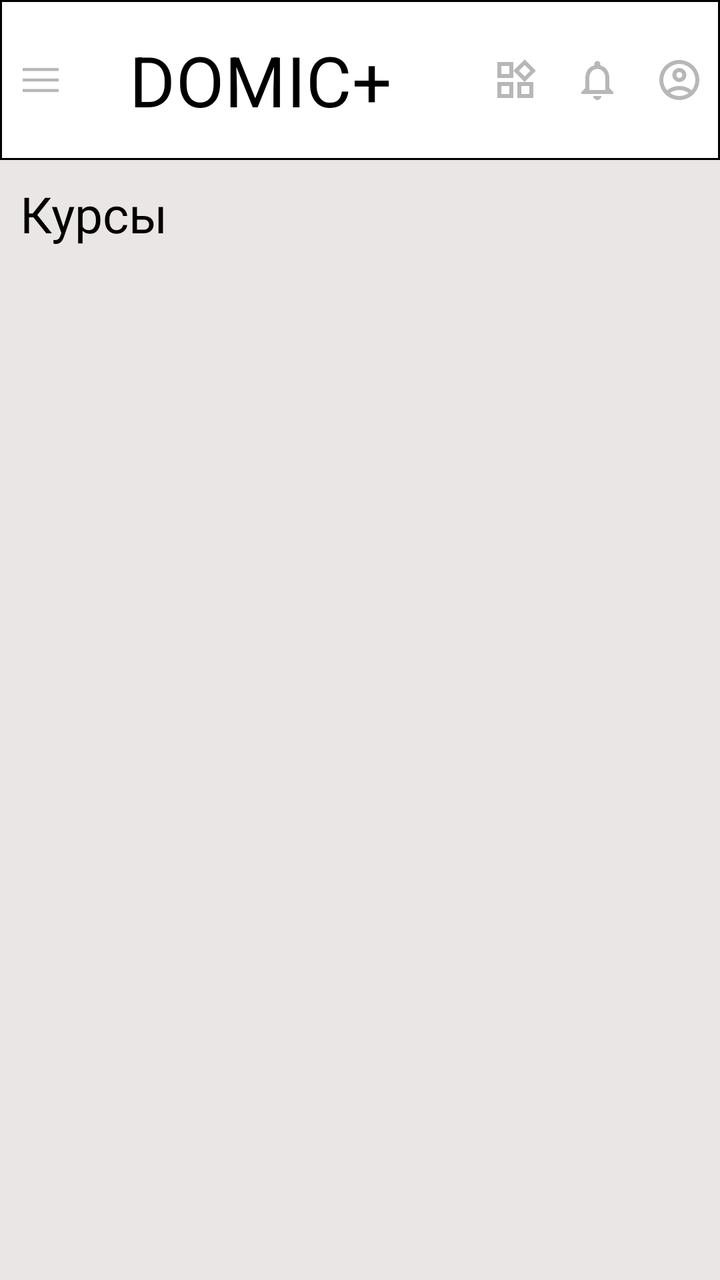
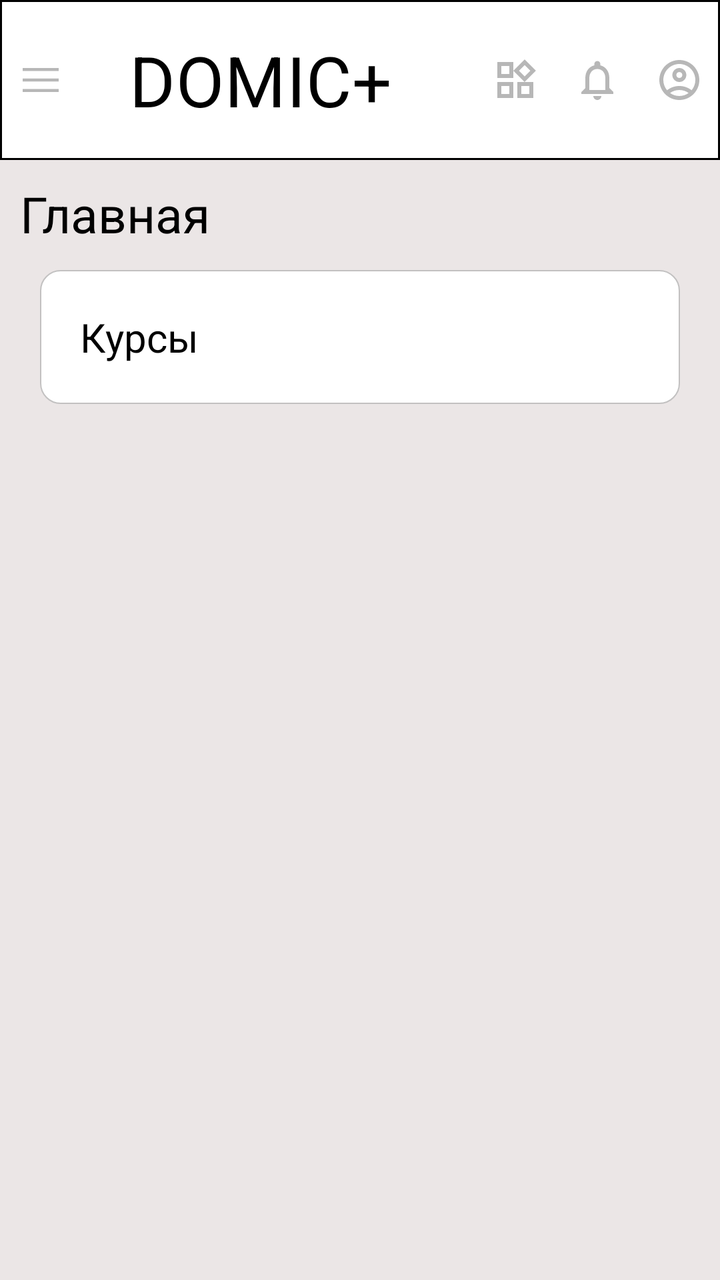

The first picture is an Android layout as it rendered before a commit; the second is the same layout after the commit. The layout source and the unified diff follow.
<!-- AndroidManifest.xml: application theme Theme.DomicMobile -->
<!-- res/layout/activity_main_page.xml -->
<?xml version="1.0" encoding="utf-8"?>
<androidx.drawerlayout.widget.DrawerLayout
    xmlns:android="http://schemas.android.com/apk/res/android"
    xmlns:app="http://schemas.android.com/apk/res-auto"
    xmlns:tools="http://schemas.android.com/tools"
    android:id="@+id/drawer_layout"
    android:layout_width="match_parent"
    android:layout_height="match_parent"
    tools:context=".MainPageActivity">

    
    <androidx.constraintlayout.widget.ConstraintLayout
        android:id="@+id/main"
        android:background="@drawable/shape_main"
        android:layout_width="match_parent"
        android:layout_height="match_parent">

        <LinearLayout
            android:id="@+id/linearLayout"
            android:layout_width="match_parent"
            android:layout_height="80dp"
            android:background="@drawable/shape_nav_bar"
            android:orientation="horizontal"
            tools:ignore="MissingConstraints"
            tools:layout_editor_absoluteX="1dp"
            tools:layout_editor_absoluteY="1dp">

            <ImageButton
                android:id="@+id/menu_bn"
                style="@style/nav_bar_bn"
                android:layout_weight="1"
                app:srcCompat="@drawable/ic_menu" />

            <Button
                android:id="@+id/textView"
                style="@style/h1"
                android:layout_weight="1"
                android:text="DOMIC+"
                android:backgroundTint="@color/proz"/>

            <ImageButton
                android:id="@+id/imageButton3"
                style="@style/nav_bar_bn"
                android:layout_weight="1"
                app:srcCompat="@drawable/ic_widgets" />

            <ImageButton
                android:id="@+id/imageButton4"
                style="@style/nav_bar_bn"
                android:layout_weight="1"
                app:srcCompat="@drawable/ic_notyf" />

            <ImageButton
                android:id="@+id/imageButton5"
                style="@style/nav_bar_bn"
                android:layout_weight="1"
                app:srcCompat="@drawable/ic_account" />
        </LinearLayout>

        <TextView
            android:id="@+id/textView2"
            style="@style/h2"
            android:text="Курсы"
            app:layout_constraintStart_toStartOf="parent"
            app:layout_constraintTop_toBottomOf="@+id/linearLayout" />
    </androidx.constraintlayout.widget.ConstraintLayout>

    <com.google.android.material.navigation.NavigationView
        android:id="@+id/nav_view"
        android:layout_width="280dp"
        android:layout_height="match_parent"
        android:layout_gravity="start"
        android:background="@color/white"
        android:elevation="16dp"
        app:headerLayout="@menu/nav_header"
        app:menu="@menu/drawer_menu"
        app:theme="@style/NavigationViewStyle" />
</androidx.drawerlayout.widget.DrawerLayout>
<!-- resources referenced by this layout -->
<resources>
  <color name="proz">#FFFFFF</color>
  <color name="white">#FFFFFFFF</color>
  <!-- drawable shape_main (drawable) -->
  <?xml version="1.0" encoding="utf-8"?>
  <shape xmlns:android="http://schemas.android.com/apk/res/android">
      <solid android:color="@color/main"></solid>
  </shape>
  <!-- drawable shape_nav_bar (drawable) -->
  <?xml version="1.0" encoding="utf-8"?>
  <shape xmlns:android="http://schemas.android.com/apk/res/android">
      <solid android:color="@color/proz"></solid>
      <stroke android:width="1dp" android:color="@color/black"></stroke>
  </shape>
  <style name="NavigationViewStyle" parent="Widget.MaterialComponents.NavigationView">
          <item name="itemIconTint">@color/nav_menu_selector</item>
          <item name="itemTextColor">@color/nav_menu_selector</item>
          <item name="itemBackground">@drawable/nav_menu_item_background</item>
          <item name="android:layout_margin">8dp</item>
          <item name="android:layout_marginTop">16dp</item>
          
          <item name="itemShapeAppearanceOverlay">@style/NavigationViewItemShape</item>
      </style>
  <style name="nav_bar_bn">
          <item name="contentDescription" />
          <item name="android:background">@android:color/transparent</item>
          <item name="android:stateListAnimator">@null</item>
          <item name="android:layout_width">wrap_content</item>
          <item name="android:layout_height">match_parent</item>
      </style>
  <style name="Theme.DomicMobile" parent="Base.Theme.DomicMobile" />
  <color name="main">#EBE6E6</color>
  <color name="black">#FF000000</color>
  <!-- drawable nav_menu_item_background (drawable) -->
  <?xml version="1.0" encoding="utf-8"?>
  <selector xmlns:android="http://schemas.android.com/apk/res/android">
      <item android:drawable="@color/selected_menu_background" android:state_checked="true"/>
      <item android:drawable="@android:color/transparent"/>
  </selector>
  <style name="NavigationViewItemShape">
          <item name="shapeAppearance">@style/NavigationViewItemCornerSize</item>
      </style>
  <style name="Base.Theme.DomicMobile" parent="Theme.Material3.DayNight.NoActionBar">
          
          
      </style>
  <color name="selected_menu_background">#EEEEEE</color>
  <style name="NavigationViewItemCornerSize">
          <item name="cornerFamily">rounded</item>
          <item name="cornerSize">0dp</item> 
      </style>
  <!-- unchanged entries left out for length: 6 -->
</resources>

<!-- the commit's change to res/layout/activity_main_page.xml (unified diff, before → after) -->
@@ -9,11 +9,12 @@
     tools:context=".MainPageActivity">
 
     
+
     <androidx.constraintlayout.widget.ConstraintLayout
         android:id="@+id/main"
-        android:background="@drawable/shape_main"
         android:layout_width="match_parent"
-        android:layout_height="match_parent">
+        android:layout_height="match_parent"
+        android:background="@drawable/shape_main">
 
         <LinearLayout
             android:id="@+id/linearLayout"
@@ -35,8 +36,8 @@
                 android:id="@+id/textView"
                 style="@style/h1"
                 android:layout_weight="1"
-                android:text="DOMIC+"
-                android:backgroundTint="@color/proz"/>
+                android:backgroundTint="@color/proz"
+                android:text="DOMIC+" />
 
             <ImageButton
                 android:id="@+id/imageButton3"
@@ -58,11 +59,87 @@
         </LinearLayout>
 
         <TextView
-            android:id="@+id/textView2"
+            android:id="@+id/PageTitle"
             style="@style/h2"
-            android:text="Курсы"
+            android:text="Главная"
             app:layout_constraintStart_toStartOf="parent"
             app:layout_constraintTop_toBottomOf="@+id/linearLayout" />
+
+        <LinearLayout
+            android:id="@+id/home_page"
+            style="@style/pages"
+            android:orientation="vertical"
+            app:layout_constraintTop_toBottomOf="@+id/PageTitle"
+            tools:ignore="MissingConstraints">
+
+            <LinearLayout
+                android:id="@+id/deadlines"
+                style="@style/module"
+                android:layout_width="match_parent"
+                android:layout_height="wrap_content"
+                android:orientation="vertical"
+                android:background="@drawable/shape_module"
+                android:visibility="gone">
+
+                <TextView
+                    style="@style/h3"
+                    android:layout_width="wrap_content"
+                    android:layout_height="wrap_content"
+                    android:text="Ближайшие дедлайны">
+                </TextView>
+                <TextView
+                    android:layout_width="match_parent"
+                    android:layout_height="wrap_content"
+                    android:text="Внимание! Указаны даты, начиная с которых будут действовать штрафы">
+                </TextView>
+            </LinearLayout>
+
+            <LinearLayout
+                android:id="@+id/courses"
+                style="@style/module"
+                android:background="@drawable/shape_module"
+                android:layout_width="match_parent"
+                android:layout_height="match_parent"
+                android:orientation="vertical">
+
+                <TextView
+                    style="@style/h3"
+                    android:layout_width="match_parent"
+                    android:layout_height="wrap_content"
+                    android:text="Курсы">
+                </TextView>
+
+            </LinearLayout>
+        </LinearLayout>
+
+        <LinearLayout
+            android:id="@+id/courses_page"
+            style="@style/pages"
+            android:orientation="vertical"
+            android:visibility="gone"
+            tools:ignore="MissingConstraints"></LinearLayout>
+
+        <LinearLayout
+            android:id="@+id/dang_page"
+            style="@style/pages"
+            android:orientation="vertical"
+            android:visibility="gone"
+            tools:ignore="MissingConstraints">
+        </LinearLayout>
+
+        <LinearLayout
+            android:id="@+id/settings_page"
+            style="@style/pages"
+            android:orientation="vertical"
+            android:visibility="gone"
+            tools:ignore="MissingConstraints"></LinearLayout>
+
+        <LinearLayout
+            android:id="@+id/chat_page"
+            style="@style/pages"
+            android:orientation="vertical"
+            android:visibility="gone"
+            tools:ignore="MissingConstraints"></LinearLayout>
     </androidx.constraintlayout.widget.ConstraintLayout>
 
     <com.google.android.material.navigation.NavigationView
@@ -72,7 +149,6 @@
         android:layout_gravity="start"
         android:background="@color/white"
         android:elevation="16dp"
-        app:headerLayout="@menu/nav_header"
         app:menu="@menu/drawer_menu"
-        app:theme="@style/NavigationViewStyle" />
+        app:theme="@style/NavigationViewStyle"/>
 </androidx.drawerlayout.widget.DrawerLayout>
<!-- resource entries referenced after the edit -->
@@ -7,20 +7,42 @@
   <shape xmlns:android="http://schemas.android.com/apk/res/android">
       <solid android:color="@color/main"></solid>
   </shape>
+  <!-- drawable shape_module (drawable) -->
+  <?xml version="1.0" encoding="utf-8"?>
+  <shape xmlns:android="http://schemas.android.com/apk/res/android">
+  <solid android:color="@color/proz"></solid>
+  <corners android:radius="10dp"></corners>
+  <stroke android:color="@color/module_board" android:width="0.5dp"></stroke>
+  </shape>
   <!-- drawable shape_nav_bar (drawable) -->
   <?xml version="1.0" encoding="utf-8"?>
   <shape xmlns:android="http://schemas.android.com/apk/res/android">
       <solid android:color="@color/proz"></solid>
       <stroke android:width="1dp" android:color="@color/black"></stroke>
   </shape>
-  <style name="NavigationViewStyle" parent="Widget.MaterialComponents.NavigationView">
+  <style name="NavigationViewStyle">
           <item name="itemIconTint">@color/nav_menu_selector</item>
           <item name="itemTextColor">@color/nav_menu_selector</item>
           <item name="itemBackground">@drawable/nav_menu_item_background</item>
           <item name="android:layout_margin">8dp</item>
           <item name="android:layout_marginTop">16dp</item>
-          
           <item name="itemShapeAppearanceOverlay">@style/NavigationViewItemShape</item>
+          <item name="backgroundColor">@null</item>
+      </style>
+  <style name="h3">
+          <item name="android:textColor">@color/black</item>
+          <item name="android:layout_width">match_parent</item>
+          <item name="android:layout_height">40dp</item>
+          <item name="android:textSize">20dp</item>
+          <item name="fontFamily">@font/montserrat_semi_bold</item>
+      </style>
+  <style name="module">
+          <item name="android:padding">20dp</item>
+          <item name="android:layout_marginBottom">20dp</item>
+          <item name="android:layout_marginHorizontal">20dp</item>
+          <item name="background">@drawable/shape_module</item>
+          <item name="android:layout_width">match_parent</item>
+          <item name="android:layout_height">wrap_content</item>
       </style>
   <style name="nav_bar_bn">
           <item name="contentDescription" />
@@ -29,8 +51,16 @@
           <item name="android:layout_width">wrap_content</item>
           <item name="android:layout_height">match_parent</item>
       </style>
+  <style name="pages">
+          <item name="layout_editor_absoluteX">1dp</item>
+          <item name="layout_editor_absoluteY">137dp</item>
+          <item name="android:layout_width">match_parent</item>
+          <item name="android:layout_height">wrap_content</item>
+          <item name="background">@drawable/shape_module</item>
+      </style>
   <style name="Theme.DomicMobile" parent="Base.Theme.DomicMobile" />
   <color name="main">#EBE6E6</color>
+  <color name="module_board">#C2C1C1</color>
   <color name="black">#FF000000</color>
   <!-- drawable nav_menu_item_background (drawable) -->
   <?xml version="1.0" encoding="utf-8"?>
@@ -48,7 +78,7 @@
   <color name="selected_menu_background">#EEEEEE</color>
   <style name="NavigationViewItemCornerSize">
           <item name="cornerFamily">rounded</item>
-          <item name="cornerSize">0dp</item> 
+          <item name="cornerSize">0dp</item>
       </style>
   <!-- unchanged entries left out for length: 6 -->
 </resources>
